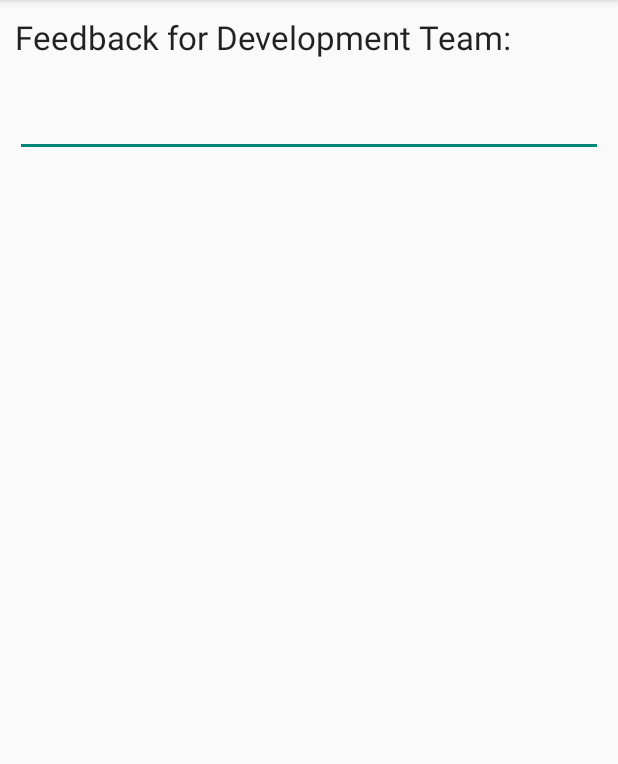
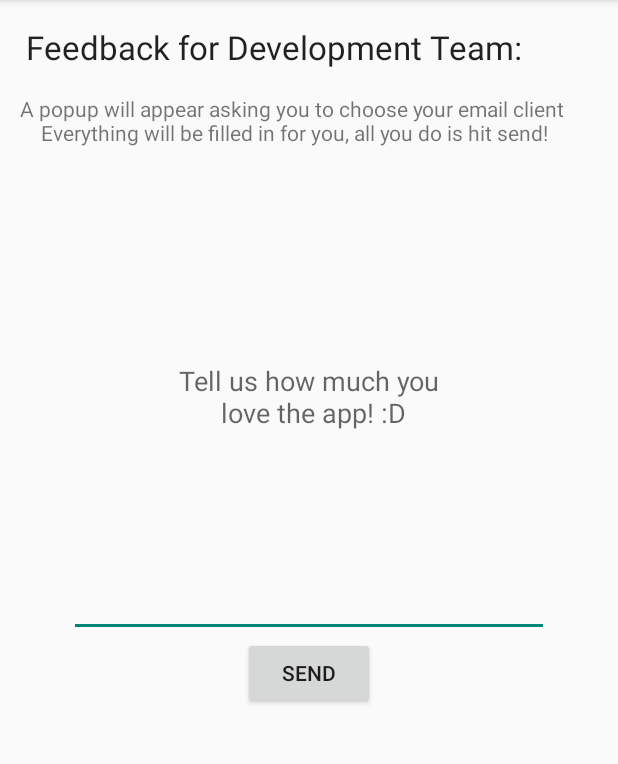
Before and after one commit to MonoAlpaca/StudyBuddy, an Android app: the fragment Feedback placed in its activity, in the options menu, after a tap on "Settings", on a phone screen of 412 x 824 dp, the part 84-848 px from its top. Run offline under Robolectric (Android 15) with nearby library versions, the phone set to English and light mode, and no system bars; 18 statements that could not run were skipped.

Commit message:
Feedback is now functional ;D

```diff
--- a/Client/StudyBuddy/app/src/main/java/com/team18/studybuddy/studybuddy/Feedback.java
+++ b/Client/StudyBuddy/app/src/main/java/com/team18/studybuddy/studybuddy/Feedback.java
@@ -6,16 +6,25 @@
 import android.view.LayoutInflater;
 import android.view.View;
 import android.view.ViewGroup;
+import android.widget.Button;
+import android.widget.EditText;
+import android.net.Uri;
+import android.content.Intent;
+import android.widget.Toast;
 
 /**
  * Created by Nathan on 10/15/2015.
  */
-public class Feedback extends Fragment{
+public class Feedback extends Fragment {
     /**
      * The fragment argument representing the section number for this
      * fragment.
      */
     private static final String ARG_SECTION_NUMBER = "section_number";
+    private Activity activity1 = this.getActivity();
+
+    View rootView;
+    private EditText body;
 
     /**
      * Returns a new instance of this fragment for the given section
@@ -32,10 +41,43 @@
     @Override
     public View onCreateView(LayoutInflater inflater, ViewGroup container,
                              Bundle savedInstanceState) {
-        View rootView;
 
         rootView = inflater.inflate(R.layout.fragment_feedback, container, false);
+
+        body = (EditText) rootView.findViewById(R.id.feedback_text);
+
+        Button sendBtn = (Button) rootView.findViewById(R.id.sendBtn);
+        sendBtn.setOnClickListener(new View.OnClickListener() {
+            public void onClick(View view) {
+                sendEmail();
+                // after sending the email, clear the fields
+                body.setText("");
+            }
+        });
+
         return rootView;
+    }
+
+
+    protected void sendEmail() {
+
+        String[] recipient = { "studybuddy307@gmail.com" };
+        Intent email = new Intent(Intent.ACTION_SEND, Uri.parse("mailto:"));
+        // prompts email clients only
+        email.setType("message/rfc822");
+
+        email.putExtra(Intent.EXTRA_EMAIL, recipient);
+        email.putExtra(Intent.EXTRA_SUBJECT, "Feedback for StudyBuddy");
+        email.putExtra(Intent.EXTRA_TEXT, body.getText().toString());
+
+        try {
+            // the user can choose the email client
+            startActivity(Intent.createChooser(email, "Choose your email client"));
+
+        } catch (android.content.ActivityNotFoundException ex) {
+            Toast.makeText(activity1, "No email client installed.",
+                    Toast.LENGTH_LONG).show();
+        }
     }
 
     @Override
@@ -44,4 +86,5 @@
         ((MainActivity) activity).onSectionAttached(
                 getArguments().getInt(ARG_SECTION_NUMBER));
     }
+
 }
--- a/Client/StudyBuddy/app/src/main/res/layout/fragment_feedback.xml
+++ b/Client/StudyBuddy/app/src/main/res/layout/fragment_feedback.xml
@@ -1,7 +1,8 @@
 <?xml version="1.0" encoding="utf-8"?>
 <LinearLayout xmlns:android="http://schemas.android.com/apk/res/android"
     android:orientation="vertical" android:layout_width="match_parent"
-    android:layout_height="match_parent">
+    android:layout_height="match_parent"
+    android:padding="10px">
 
     <TextView
         android:layout_width="wrap_content"
@@ -9,13 +10,36 @@
         android:textAppearance="?android:attr/textAppearanceLarge"
         android:text="Feedback for Development Team:"
         android:id="@+id/textView4"
-        android:layout_margin="10dp" />
+        android:layout_margin="10dp"
+        android:gravity="center|center_vertical|center_horizontal" />
+
+    <TextView
+        android:layout_width="wrap_content"
+        android:layout_height="wrap_content"
+        android:textAppearance="?android:attr/textAppearanceSmall"
+        android:text="A popup will appear asking you to choose your email client\n Everything will be filled in for you, all you do is hit send!"
+        android:id="@+id/textView10"
+        android:padding="10px"
+        android:paddingLeft="15px"
+        android:gravity="center_vertical|center_horizontal" />
 
     <EditText
-        android:layout_width="match_parent"
+        android:layout_width="320dp"
+        android:layout_height="320dp"
+        android:inputType="textMultiLine|textAutoCorrect"
+        android:ems="10"
+        android:id="@+id/feedback_text"
+        android:layout_gravity="center_horizontal"
+        android:hint="Tell us how much you\n love the app! :D"
+        android:textAlignment="gravity"
+        android:gravity="center_vertical|center_horizontal" />
+
+    <Button
+        android:layout_width="wrap_content"
         android:layout_height="wrap_content"
-        android:id="@+id/editText2"
-        android:inputType="textMultiLine"
-        android:selectAllOnFocus="false"
-        android:layout_margin="10dp" />
+        android:text="Send"
+        android:id="@+id/sendBtn"
+        android:layout_gravity="center_horizontal"
+        android:gravity="center_vertical|center_horizontal" />
+
 </LinearLayout>
```
